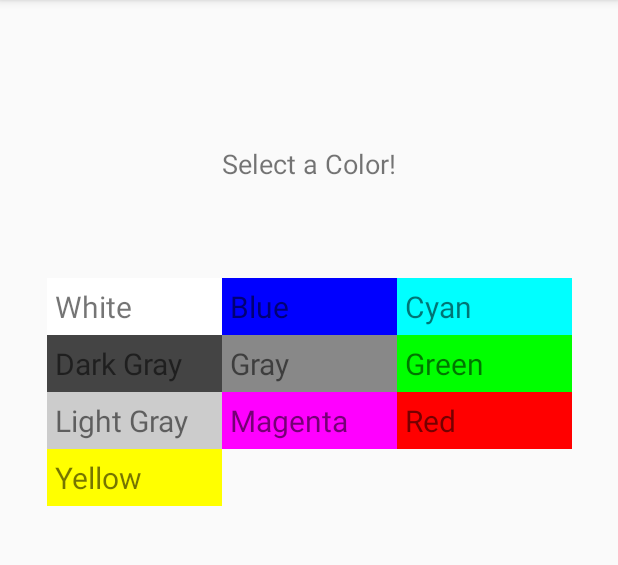
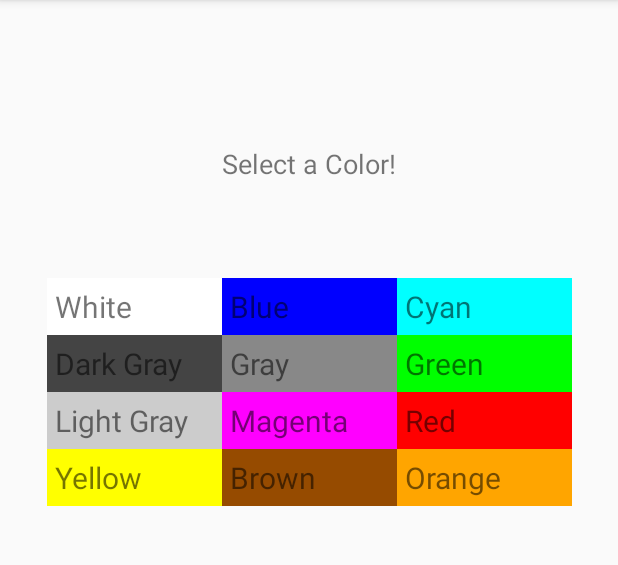
Before and after one commit to KarlSchaller/ColorChangingApp, an Android app: the screen it shows after launch (PaletteActivity), on a phone screen of 412 x 824 dp, the part 84-649 px from its top. Run offline under Robolectric (Android 15) with nearby library versions, the phone set to English and light mode, and no system bars.

Commit message:
add more colors

```diff
--- a/app/src/main/java/edu/temple/colorchangingapp/ColorAdapter.java
+++ b/app/src/main/java/edu/temple/colorchangingapp/ColorAdapter.java
@@ -30,6 +30,8 @@ public class ColorAdapter extends BaseAdapter {
         this.colors.add("Red");
 //        this.colors.add("Transparent");
         this.colors.add("Yellow");
+        this.colors.add("Brown");
+        this.colors.add("Orange");
     }
 
     @Override
@@ -83,6 +85,10 @@ public class ColorAdapter extends BaseAdapter {
 //            textView.setBackgroundColor(Color.TRANSPARENT);
         else if (textView.getText().equals("Yellow"))
             textView.setBackgroundColor(Color.YELLOW);
+        else if (textView.getText().equals("Brown"))
+            textView.setBackgroundColor(Color.parseColor("#964B00"));
+        else if (textView.getText().equals("Orange"))
+            textView.setBackgroundColor(Color.parseColor("#FFA500"));
 
         return textView;
     }
```
